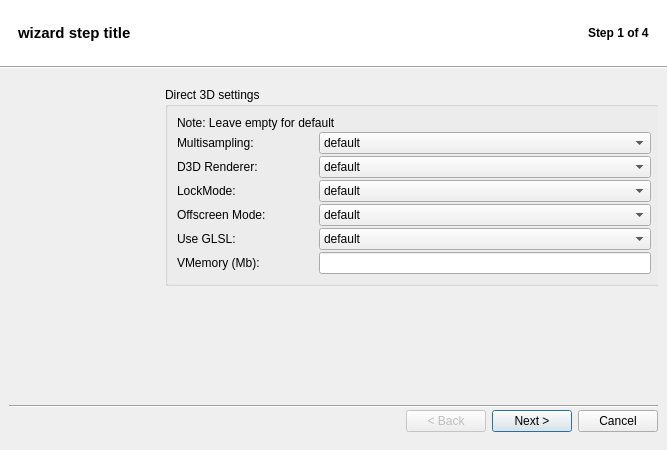
The window that src/uis/Wizard.ui (brezerk/q4wine) describes before a commit, drawn with Qt 5.
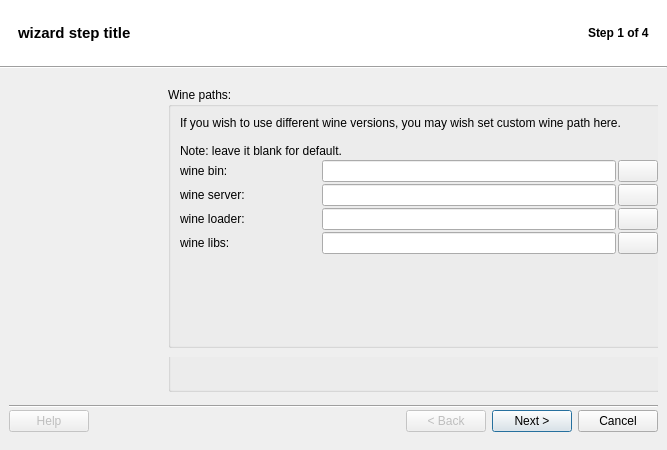
The same window after the commit. Icons and pictures are not drawn.

Patch:
```diff
--- a/src/uis/Wizard.ui
+++ b/src/uis/Wizard.ui
@@ -470,8 +470,8 @@
              <rect>
               <x>-1</x>
               <y>0</y>
-              <width>510</width>
-              <height>320</height>
+              <width>520</width>
+              <height>279</height>
              </rect>
             </property>
             <property name="autoFillBackground">
@@ -483,9 +483,15 @@
                <property name="title">
                 <string>Wine paths:</string>
                </property>
-               <layout class="QVBoxLayout" name="_6">
+               <layout class="QVBoxLayout" name="verticalLayout_10">
                 <item>
                  <widget class="QLabel" name="lblInfoPrefix1">
+                  <property name="sizePolicy">
+                   <sizepolicy hsizetype="Preferred" vsizetype="Minimum">
+                    <horstretch>0</horstretch>
+                    <verstretch>0</verstretch>
+                   </sizepolicy>
+                  </property>
                   <property name="text">
                    <string>If you wish to use different wine versions, you may wish set custom wine path here.
 
@@ -828,8 +834,8 @@
                    <string>&lt;!DOCTYPE HTML PUBLIC &quot;-//W3C//DTD HTML 4.0//EN&quot; &quot;http://www.w3.org/TR/REC-html40/strict.dtd&quot;&gt;
 &lt;html&gt;&lt;head&gt;&lt;meta name=&quot;qrichtext&quot; content=&quot;1&quot; /&gt;&lt;style type=&quot;text/css&quot;&gt;
 p, li { white-space: pre-wrap; }
-&lt;/style&gt;&lt;/head&gt;&lt;body style=&quot; font-family:'Verdana'; font-size:11pt; font-weight:400; font-style:normal;&quot;&gt;
-&lt;p style=&quot;-qt-paragraph-type:empty; margin-top:0px; margin-bottom:0px; margin-left:0px; margin-right:0px; -qt-block-indent:0; text-indent:0px; font-family:'Fixed [Misc]';&quot;&gt;&lt;/p&gt;&lt;/body&gt;&lt;/html&gt;</string>
+&lt;/style&gt;&lt;/head&gt;&lt;body style=&quot; font-family:'Verdana'; font-size:10pt; font-weight:400; font-style:normal;&quot;&gt;
+&lt;p style=&quot;-qt-paragraph-type:empty; margin-top:0px; margin-bottom:0px; margin-left:0px; margin-right:0px; -qt-block-indent:0; text-indent:0px; font-family:'Fixed [Misc]'; font-size:11pt;&quot;&gt;&lt;/p&gt;&lt;/body&gt;&lt;/html&gt;</string>
                   </property>
                   <property name="textInteractionFlags">
                    <set>Qt::LinksAccessibleByMouse|Qt::TextSelectableByMouse</set>
@@ -866,7 +872,11 @@
                 <item>
                  <widget class="QLabel" name="label_3">
                   <property name="text">
-                   <string>&lt;p&gt;Please set default system utils paths&lt;br&gt;&lt;/p&gt;</string>
+                   <string>&lt;!DOCTYPE HTML PUBLIC &quot;-//W3C//DTD HTML 4.0//EN&quot; &quot;http://www.w3.org/TR/REC-html40/strict.dtd&quot;&gt;
+&lt;html&gt;&lt;head&gt;&lt;meta name=&quot;qrichtext&quot; content=&quot;1&quot; /&gt;&lt;style type=&quot;text/css&quot;&gt;
+p, li { white-space: pre-wrap; }
+&lt;/style&gt;&lt;/head&gt;&lt;body style=&quot; font-family:'Verdana'; font-size:10pt; font-weight:400; font-style:normal;&quot;&gt;
+&lt;p style=&quot; margin-top:12px; margin-bottom:12px; margin-left:0px; margin-right:0px; -qt-block-indent:0; text-indent:0px;&quot;&gt;Please set default system utils paths&lt;/p&gt;&lt;/body&gt;&lt;/html&gt;</string>
                   </property>
                  </widget>
                 </item>
@@ -1264,8 +1274,18 @@
                <layout class="QVBoxLayout" name="_26">
                 <item>
                  <widget class="QLabel" name="label_5">
+                  <property name="sizePolicy">
+                   <sizepolicy hsizetype="Preferred" vsizetype="Preferred">
+                    <horstretch>0</horstretch>
+                    <verstretch>0</verstretch>
+                   </sizepolicy>
+                  </property>
                   <property name="text">
-                   <string>&lt;p&gt;Please set default user utils paths&lt;br&gt;&lt;/p&gt;</string>
+                   <string>&lt;!DOCTYPE HTML PUBLIC &quot;-//W3C//DTD HTML 4.0//EN&quot; &quot;http://www.w3.org/TR/REC-html40/strict.dtd&quot;&gt;
+&lt;html&gt;&lt;head&gt;&lt;meta name=&quot;qrichtext&quot; content=&quot;1&quot; /&gt;&lt;style type=&quot;text/css&quot;&gt;
+p, li { white-space: pre-wrap; }
+&lt;/style&gt;&lt;/head&gt;&lt;body style=&quot; font-family:'Verdana'; font-size:10pt; font-weight:400; font-style:normal;&quot;&gt;
+&lt;p style=&quot; margin-top:12px; margin-bottom:12px; margin-left:0px; margin-right:0px; -qt-block-indent:0; text-indent:0px;&quot;&gt;Please set default user utils paths&lt;/p&gt;&lt;/body&gt;&lt;/html&gt;</string>
                   </property>
                  </widget>
                 </item>
@@ -2747,16 +2767,16 @@
            </widget>
            <zorder>widgetCreateFakeDrive3</zorder>
            <zorder>widgetCreatePrefix0</zorder>
-           <zorder>widgetCreatePrefix1</zorder>
-           <zorder>widgetFirstStartup0</zorder>
-           <zorder>widgetFirstStartup2</zorder>
            <zorder>widgetFirstStartup3</zorder>
-           <zorder>widgetCreateFakeDrive0</zorder>
            <zorder>widgetCreateFakeDrive1</zorder>
            <zorder>widgetCreatePrefix2</zorder>
-           <zorder>widgetFirstStartup1</zorder>
            <zorder>widgetCreateFakeDrive2</zorder>
            <zorder>widgetInfo</zorder>
+           <zorder>widgetCreateFakeDrive0</zorder>
+           <zorder>widgetFirstStartup0</zorder>
+           <zorder>widgetFirstStartup1</zorder>
+           <zorder>widgetFirstStartup2</zorder>
+           <zorder>widgetCreatePrefix1</zorder>
           </widget>
          </item>
         </layout>
@@ -2787,6 +2807,16 @@
          <property name="margin">
           <number>0</number>
          </property>
+         <item>
+          <widget class="QPushButton" name="cmdHelp">
+           <property name="enabled">
+            <bool>false</bool>
+           </property>
+           <property name="text">
+            <string>Help</string>
+           </property>
+          </widget>
+         </item>
          <item>
           <spacer>
            <property name="orientation">
```
